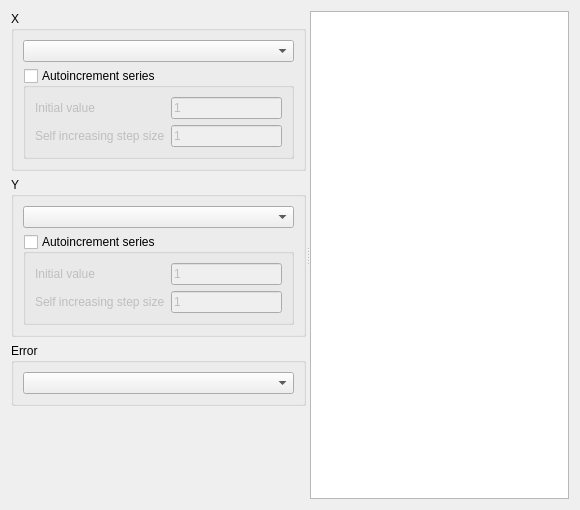
Old version of the form src/DAGui/DAChartAddXYESeriesWidget.ui in the repository czyt1988/data-workbench.
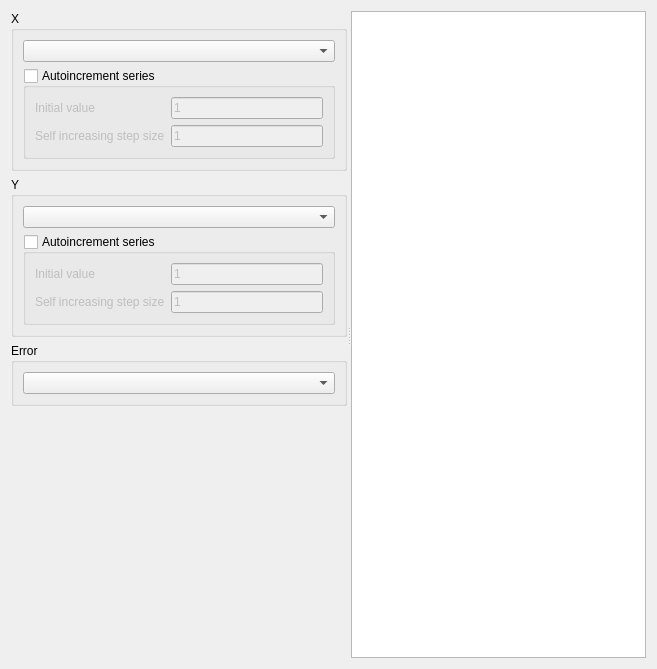
New version of the form. Custom widgets are drawn as their Qt base class.

Patch:
```diff
--- a/src/DAGui/DAChartAddXYESeriesWidget.ui
+++ b/src/DAGui/DAChartAddXYESeriesWidget.ui
@@ -6,8 +6,8 @@
    <rect>
     <x>0</x>
     <y>0</y>
-    <width>580</width>
-    <height>510</height>
+    <width>657</width>
+    <height>669</height>
    </rect>
   </property>
   <property name="windowTitle">
@@ -145,6 +145,12 @@
        </item>
        <item>
         <widget class="DA::DACollapsibleGroupBox" name="groupBoxE">
+         <property name="sizePolicy">
+          <sizepolicy hsizetype="Preferred" vsizetype="Maximum">
+           <horstretch>0</horstretch>
+           <verstretch>0</verstretch>
+          </sizepolicy>
+         </property>
          <property name="title">
           <string>Error</string>
          </property>
@@ -165,8 +171,8 @@
          </property>
          <property name="sizeHint" stdset="0">
           <size>
-           <width>20</width>
-           <height>40</height>
+           <width>40</width>
+           <height>20</height>
           </size>
          </property>
         </spacer>
```
Left out of the diff: 6 changed lines with no effect on the pictures.
